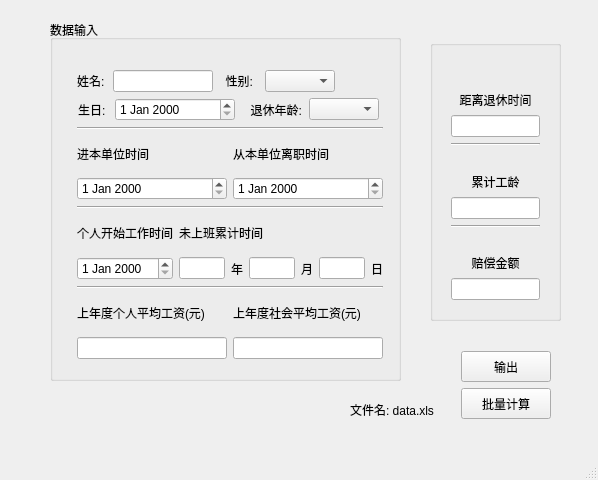
First picture: the form in compensation_money/mainwindow.ui, repository chenomg/compensation, before the edit.
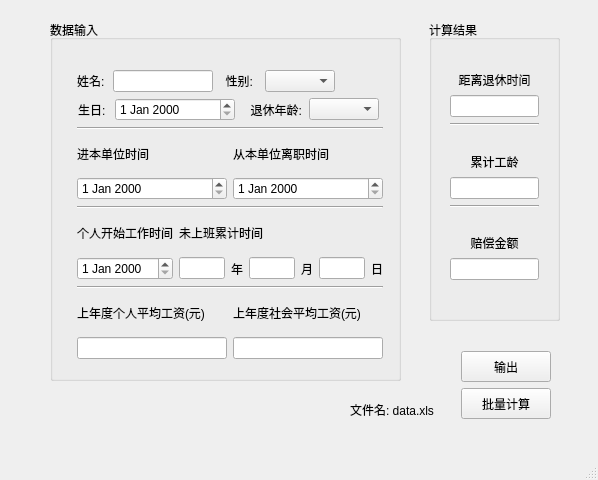
Second picture: the form after the edit.

The edit to the form file:
```diff
--- a/compensation_money/mainwindow.ui
+++ b/compensation_money/mainwindow.ui
@@ -315,99 +315,6 @@
      </layout>
     </widget>
    </widget>
-   <widget class="QGroupBox" name="groupBox_2">
-    <property name="geometry">
-     <rect>
-      <x>430</x>
-      <y>40</y>
-      <width>131</width>
-      <height>281</height>
-     </rect>
-    </property>
-    <property name="title">
-     <string/>
-    </property>
-    <widget class="QWidget" name="verticalLayoutWidget_2">
-     <property name="geometry">
-      <rect>
-       <x>10</x>
-       <y>20</y>
-       <width>111</width>
-       <height>251</height>
-      </rect>
-     </property>
-     <layout class="QVBoxLayout" name="verticalLayout_2">
-      <item>
-       <widget class="QLabel" name="time_to_retire_label">
-        <property name="text">
-         <string>距离退休时间</string>
-        </property>
-        <property name="alignment">
-         <set>Qt::AlignBottom|Qt::AlignHCenter</set>
-        </property>
-       </widget>
-      </item>
-      <item>
-       <widget class="QLineEdit" name="time_to_retire_lineEdit">
-        <property name="enabled">
-         <bool>true</bool>
-        </property>
-        <property name="readOnly">
-         <bool>true</bool>
-        </property>
-       </widget>
-      </item>
-      <item>
-       <widget class="Line" name="line">
-        <property name="orientation">
-         <enum>Qt::Horizontal</enum>
-        </property>
-       </widget>
-      </item>
-      <item>
-       <widget class="QLabel" name="working_years_label">
-        <property name="text">
-         <string>累计工龄</string>
-        </property>
-        <property name="alignment">
-         <set>Qt::AlignBottom|Qt::AlignHCenter</set>
-        </property>
-       </widget>
-      </item>
-      <item>
-       <widget class="QLineEdit" name="working_years_lineEdit">
-        <property name="readOnly">
-         <bool>true</bool>
-        </property>
-       </widget>
-      </item>
-      <item>
-       <widget class="Line" name="line_7">
-        <property name="orientation">
-         <enum>Qt::Horizontal</enum>
-        </property>
-       </widget>
-      </item>
-      <item>
-       <widget class="QLabel" name="compensation_money_label">
-        <property name="text">
-         <string>赔偿金额</string>
-        </property>
-        <property name="alignment">
-         <set>Qt::AlignBottom|Qt::AlignHCenter</set>
-        </property>
-       </widget>
-      </item>
-      <item>
-       <widget class="QLineEdit" name="working_years_lineEdit_2">
-        <property name="readOnly">
-         <bool>true</bool>
-        </property>
-       </widget>
-      </item>
-     </layout>
-    </widget>
-   </widget>
    <widget class="QFrame" name="frame">
     <property name="geometry">
      <rect>
@@ -487,6 +394,99 @@
      <string>文件名: data.xls</string>
     </property>
    </widget>
+   <widget class="QGroupBox" name="groupBox_3">
+    <property name="geometry">
+     <rect>
+      <x>429</x>
+      <y>20</y>
+      <width>131</width>
+      <height>301</height>
+     </rect>
+    </property>
+    <property name="title">
+     <string>计算结果</string>
+    </property>
+    <widget class="QWidget" name="verticalLayoutWidget_2">
+     <property name="geometry">
+      <rect>
+       <x>10</x>
+       <y>20</y>
+       <width>111</width>
+       <height>251</height>
+      </rect>
+     </property>
+     <layout class="QVBoxLayout" name="verticalLayout_2">
+      <item>
+       <widget class="QLabel" name="time_to_retire_label">
+        <property name="text">
+         <string>距离退休时间</string>
+        </property>
+        <property name="alignment">
+         <set>Qt::AlignBottom|Qt::AlignHCenter</set>
+        </property>
+       </widget>
+      </item>
+      <item>
+       <widget class="QLineEdit" name="time_to_retire_lineEdit">
+        <property name="enabled">
+         <bool>true</bool>
+        </property>
+        <property name="readOnly">
+         <bool>true</bool>
+        </property>
+       </widget>
+      </item>
+      <item>
+       <widget class="Line" name="line">
+        <property name="orientation">
+         <enum>Qt::Horizontal</enum>
+        </property>
+       </widget>
+      </item>
+      <item>
+       <widget class="QLabel" name="working_years_label">
+        <property name="text">
+         <string>累计工龄</string>
+        </property>
+        <property name="alignment">
+         <set>Qt::AlignBottom|Qt::AlignHCenter</set>
+        </property>
+       </widget>
+      </item>
+      <item>
+       <widget class="QLineEdit" name="working_years_lineEdit">
+        <property name="readOnly">
+         <bool>true</bool>
+        </property>
+       </widget>
+      </item>
+      <item>
+       <widget class="Line" name="line_7">
+        <property name="orientation">
+         <enum>Qt::Horizontal</enum>
+        </property>
+       </widget>
+      </item>
+      <item>
+       <widget class="QLabel" name="compensation_money_label">
+        <property name="text">
+         <string>赔偿金额</string>
+        </property>
+        <property name="alignment">
+         <set>Qt::AlignBottom|Qt::AlignHCenter</set>
+        </property>
+       </widget>
+      </item>
+      <item>
+       <widget class="QLineEdit" name="working_years_lineEdit_2">
+        <property name="readOnly">
+         <bool>true</bool>
+        </property>
+       </widget>
+      </item>
+     </layout>
+    </widget>
+   </widget>
   </widget>
   <widget class="QStatusBar" name="statusBar"/>
   <widget class="QMenuBar" name="menuBar">
```
